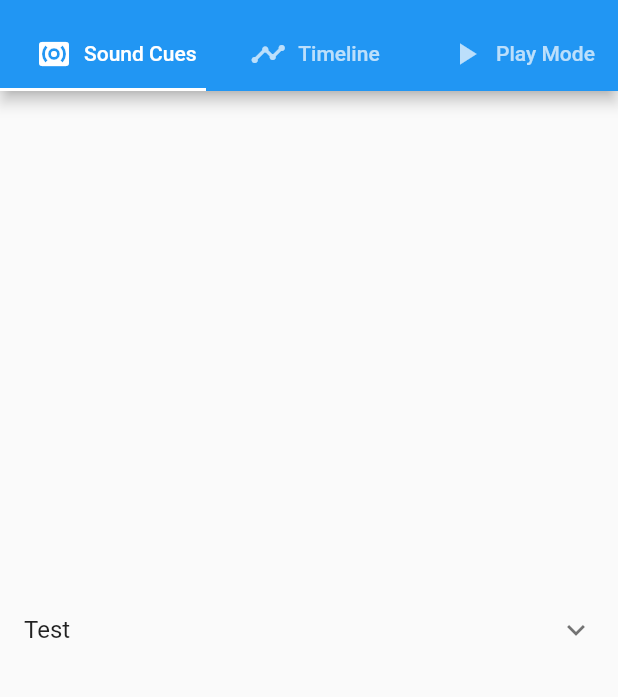
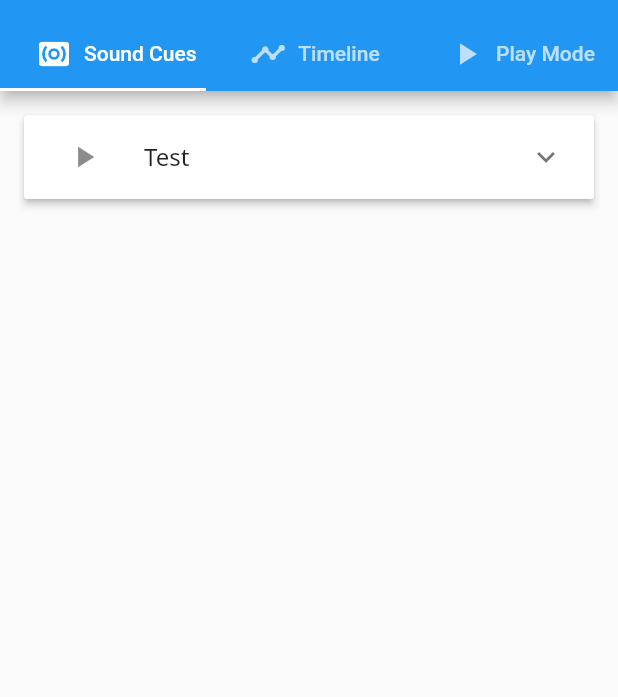
Before and after one commit to echocues/echo-v2, a Flutter app: the ProjectDetailsPageWidget screen opened by its route, on a phone screen of 412 x 824 dp, the part 65-762 px from its top. Run offline on Flutter 3.47's test engine with Material 2 defaults, Android fonts, the phone set to English and light mode, and no system bars; our stand-ins replace file_picker, google_fonts; missing offline and left inert: stockholm.

Commit message:
Sound Cue stuff

```diff
--- /dev/null
+++ b/lib/components/labeled_widget.dart
@@ -0,0 +1,20 @@
+import 'package:flutter/material.dart';
+import 'package:google_fonts/google_fonts.dart';
+
+class LabeledWidget extends StatelessWidget {
+  final String label;
+  final TextStyle? style;
+  final Widget child;
+
+  const LabeledWidget({Key? key, required this.label, this.style, required this.child}) : super(key: key);
+
+  @override
+  Widget build(BuildContext context) {
+    return Row(
+      children: [
+        Text(label, style: style ?? GoogleFonts.notoSans(),),
+        child,
+      ],
+    );
+  }
+}
--- a/lib/components/soundcue_button.dart
+++ /dev/null
@@ -1,21 +0,0 @@
-import 'package:flutter/material.dart';
-
-class SoundCueButton extends StatefulWidget {
-  const SoundCueButton({Key? key}) : super(key: key);
-
-  @override
-  State<SoundCueButton> createState() => _SoundCueButtonState();
-}
-
-class _SoundCueButtonState extends State<SoundCueButton> {
-  @override
-  Widget build(BuildContext context) {
-    return Container(
-      width: 800,
-      height: 60,
-      child: const ExpansionTile(
-        title: Text("Test"),
-      )
-    );
-  }
-}
--- a/lib/pages/project_details.dart
+++ b/lib/pages/project_details.dart
@@ -1,4 +1,4 @@
-import 'package:echocues/api/models/project_model.dart';
+import 'package:echocues/api/models/soundcue_model.dart';
 import 'package:echocues/pages/project_details/playmode_page.dart';
 import 'package:echocues/pages/project_details/soundcues_page.dart';
 import 'package:echocues/pages/project_details/timelines_page.dart';
@@ -66,11 +66,13 @@ class ProjectDetailsPageWidget extends StatelessWidget {
             ],
           ),
         ),
-        body: const TabBarView(
+        body: TabBarView(
           children: [
-            SoundCuesPageWidget(),
-            TimelinePageWidget(),
-            PlayModePageWidget(),
+            SoundCuesPageWidget(soundCuesData: [
+              SoundCue(name: "Test", file: "Test.mp3", easeIn: true, easeOut: true, volume: 1.0, pitch: 1.0)
+            ]),
+            const TimelinePageWidget(),
+            const PlayModePageWidget(),
           ],
         ),
       ),
--- a/lib/pages/project_details/soundcues_page.dart
+++ b/lib/pages/project_details/soundcues_page.dart
@@ -1,11 +1,134 @@
-import 'package:echocues/components/soundcue_button.dart';
+import 'package:echocues/api/models/soundcue_model.dart';
+import 'package:echocues/components/labeled_widget.dart';
+import 'package:file_picker/file_picker.dart';
 import 'package:flutter/material.dart';
+import 'package:google_fonts/google_fonts.dart';
+import 'package:stockholm/stockholm.dart';
 
-class SoundCuesPageWidget extends StatelessWidget {
-  const SoundCuesPageWidget({Key? key}) : super(key: key);
+class SoundCuesPageWidget extends StatefulWidget {
+  final List<SoundCue> _soundCuesData;
+
+  const SoundCuesPageWidget({Key? key, required List<SoundCue> soundCuesData})
+      : _soundCuesData = soundCuesData,
+        super(key: key);
+
+  @override
+  State<SoundCuesPageWidget> createState() => _SoundCuesPageWidgetState(soundCuesData: _soundCuesData);
+}
+
+class _SoundCuesPageWidgetState extends State<SoundCuesPageWidget> {
+  late List<SoundCuePanel> _soundCues;
+  final List<SoundCue> _soundCuesData;
+
+  _SoundCuesPageWidgetState({required List<SoundCue> soundCuesData})
+      : _soundCuesData = soundCuesData;
+
+  @override
+  void initState() {
+    super.initState();
+    _soundCues = _soundCuesData
+        .map((e) => SoundCuePanel(soundCue: e, isExpanded: false))
+        .toList();
+  }
 
   @override
   Widget build(BuildContext context) {
-    return const Center(child: SoundCueButton());
+    return SingleChildScrollView(
+      child: Padding(
+        padding: const EdgeInsets.all(16.0),
+        child: ExpansionPanelList(
+          expansionCallback: (index, expanded) {
+            setState(() {
+              _soundCues[index].isExpanded = !expanded;
+            });
+          },
+          children: _soundCues.map<ExpansionPanel>((e) {
+            return ExpansionPanel(
+              headerBuilder: (ctx, expanded) {
+                return ListTile(
+                  leading: IconButton(
+                    icon: const Icon(Icons.play_arrow),
+                    onPressed: () {},
+                  ),
+                  title: Text(
+                    e.soundCue.name!,
+                    style: GoogleFonts.notoSans(),
+                  ),
+                );
+              },
+              body: Padding(
+                padding: const EdgeInsets.only(left: 70.0),
+                child: LayoutBuilder(
+                  builder: (ctx, constraints) {
+                    return SizedBox(
+                      width: constraints.maxWidth,
+                      child: Column(
+                        children: [
+                          Row(
+                            children: [
+                              StockholmButton(
+                                child: Text(
+                                  "Select Sound File",
+                                  style: GoogleFonts.notoSans(),
+                                ),
+                                onPressed: () async {
+                                  // does not work?
+                                  FilePickerResult? result = await FilePicker.platform.pickFiles(type: FileType.audio,);
+                                  if (result != null) {
+                                    // e.soundCue.file = result.files.single.path;
+                                    print(result.files.single.path);
+                                  }
+                                }
+                              ),
+                              Padding(
+                                padding: const EdgeInsets.only(left: 8.0),
+                                child: Text(
+                                  e.soundCue.file!,
+                                  style: GoogleFonts.notoSans(),
+                                ),
+                              ),
+                            ],
+                          ),
+                          LabeledWidget(
+                            label: "Ease In",
+                            child: Switch(
+                              value: e.soundCue.easeIn!,
+                              onChanged: (value) {
+                                setState(() {
+                                  e.soundCue.easeIn = !e.soundCue.easeIn!;
+                                });
+                              },
+                            ),
+                          ),
+                          LabeledWidget(
+                            label: "Ease Out",
+                            child: Switch(
+                              value: e.soundCue.easeOut!,
+                              onChanged: (value) {
+                                setState(() {
+                                  e.soundCue.easeOut = !e.soundCue.easeOut!;
+                                });
+                              },
+                            ),
+                          ),
+                        ],
+                      ),
+                    );
+                  },
+                ),
+              ),
+              isExpanded: e.isExpanded,
+            );
+          }).toList(),
+        ),
+      ),
+    );
   }
 }
+
+class SoundCuePanel {
+  SoundCue soundCue;
+  bool isExpanded;
+
+  SoundCuePanel({required this.soundCue, required this.isExpanded});
+}
--- a/pubspec.yaml
+++ b/pubspec.yaml
@@ -38,6 +38,7 @@ dependencies:
   google_fonts: ^4.0.3
   stockholm: ^0.0.3
   audioplayers: ^3.0.1
+  file_picker: ^5.2.5
 
 dev_dependencies:
   flutter_test:
```
Also changed, not shown: pubspec.lock.
